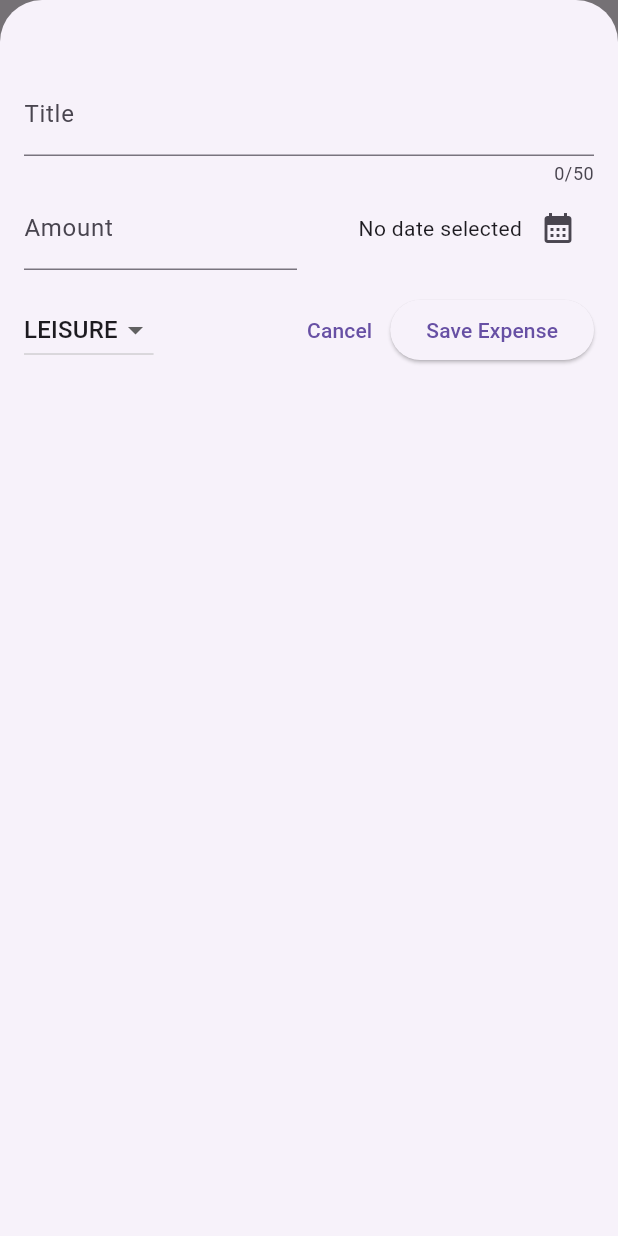
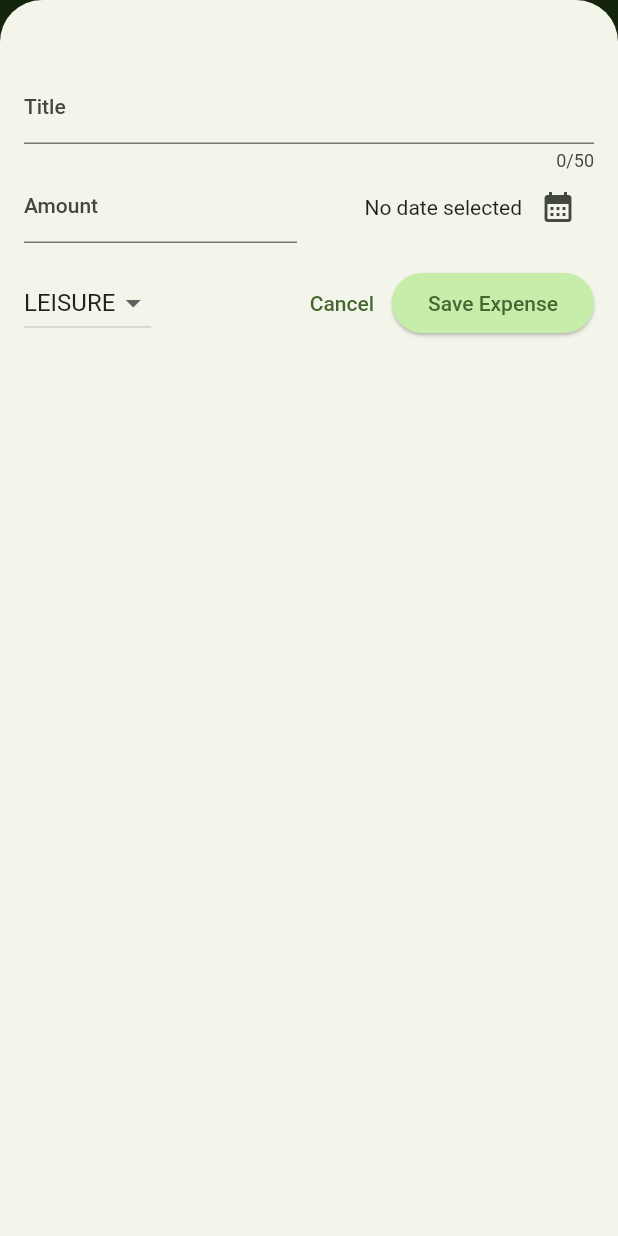
Before and after one commit to Passant-Hatem/spend_wise, a Flutter app: the screen it shows after launch, after a tap on the "add" icon, on a phone screen of 412 x 824 dp. Run offline on Flutter 3.47's test engine with Material 2 defaults, Android fonts, the phone set to English and light mode, and no system bars.

Commit message:
feat: light & dark theme

```diff
--- a/lib/main.dart
+++ b/lib/main.dart
@@ -2,9 +2,61 @@ import 'package:flutter/material.dart';
 
 import 'package:spend_wise/spend_wise_home.dart';
 
+var kColorScheme = ColorScheme.fromSeed(
+  seedColor: const Color.fromARGB(255, 133, 187, 101),
+);
+
+var kDarkColorScheme = ColorScheme.fromSeed(
+  brightness: Brightness.dark,
+  seedColor: const Color.fromARGB(255, 5, 99, 125),
+);
+
 void main() {
   runApp(MaterialApp(
-    theme: ThemeData(useMaterial3: true),
+    darkTheme: ThemeData.dark().copyWith(
+      useMaterial3: true,
+      colorScheme: kDarkColorScheme,
+      cardTheme: const CardTheme().copyWith(
+        color: kDarkColorScheme.secondaryContainer,
+        margin: const EdgeInsets.symmetric(
+          horizontal: 16,
+          vertical: 8,
+        ),
+      ),
+      elevatedButtonTheme: ElevatedButtonThemeData(
+        style: ElevatedButton.styleFrom(
+          backgroundColor: kDarkColorScheme.primaryContainer,
+          foregroundColor: kDarkColorScheme.onPrimaryContainer,
+        ),
+      ),
+    ),
+    theme: ThemeData().copyWith(
+      useMaterial3: true,
+      colorScheme: kColorScheme,
+      appBarTheme: const AppBarTheme().copyWith(
+        backgroundColor: kColorScheme.onPrimaryContainer,
+        foregroundColor: kColorScheme.primaryContainer,
+      ),
+      cardTheme: const CardTheme().copyWith(
+        color: kColorScheme.secondaryContainer,
+        margin: const EdgeInsets.symmetric(
+          horizontal: 16,
+          vertical: 8,
+        ),
+      ),
+      elevatedButtonTheme: ElevatedButtonThemeData(
+        style: ElevatedButton.styleFrom(
+          backgroundColor: kColorScheme.primaryContainer,
+        ),
+      ),
+      textTheme: ThemeData().textTheme.copyWith(
+            titleLarge: TextStyle(
+              fontWeight: FontWeight.bold,
+              color: kColorScheme.onSecondaryContainer,
+              fontSize: 16,
+            ),
+          ),
+    ),
     home: const SpendWiseHome(),
   ));
 }
--- a/lib/widgets/expense_item.dart
+++ /dev/null
@@ -1,27 +0,0 @@
-import 'package:flutter/cupertino.dart';
-import '../models/expense.dart';
-import 'expenses_list.dart';
-
-class ExpensesList extends StatelessWidget {
-  const ExpensesList(
-      {super.key, required this.expenses, required this.onRemoveExpense});
-
-  final List<Expense> expenses;
-  final void Function(Expense) onRemoveExpense;
-
-  @override
-  Widget build(BuildContext context) {
-    return ListView.builder(
-      itemCount: expenses.length,
-      itemBuilder: (ctx, index) => Dismissible(
-        key: ValueKey(expenses[index]),
-        onDismissed: (direction) {
-          onRemoveExpense(expenses[index]);
-        },
-        child: ExpenseItem(
-          expenses[index],
-        ),
-      ),
-    );
-  }
-}
--- /dev/null
+++ b/lib/widgets/expenses_item.dart
@@ -0,0 +1,43 @@
+import 'package:flutter/material.dart';
+
+import '../models/expense.dart';
+
+class ExpenseItem extends StatelessWidget {
+  const ExpenseItem(this.expense, {super.key});
+
+  final Expense expense;
+
+  @override
+  Widget build(BuildContext context) {
+    return Card(
+      child: Padding(
+        padding: const EdgeInsets.symmetric(
+          horizontal: 20,
+          vertical: 16,
+        ),
+        child: Column(
+          children: [
+            Text(
+              expense.title,
+              style: Theme.of(context).textTheme.titleLarge,
+            ),
+            const SizedBox(height: 4),
+            Row(
+              children: [
+                Text('\$${expense.amount.toStringAsFixed(2)}'),
+                const Spacer(),
+                Row(
+                  children: [
+                    Icon(categoryIcons[expense.category]),
+                    const SizedBox(width: 8),
+                    Text(expense.formattedDate),
+                  ],
+                ),
+              ],
+            ),
+          ],
+        ),
+      ),
+    );
+  }
+}
--- a/lib/widgets/expenses_list.dart
+++ b/lib/widgets/expenses_list.dart
@@ -1,38 +1,30 @@
 import 'package:flutter/material.dart';
+import '../models/expense.dart';
+import 'expenses_item.dart';
 
-import '../models/expense.dart';
+class ExpensesList extends StatelessWidget {
+  const ExpensesList(
+      {super.key, required this.expenses, required this.onRemoveExpense});
 
-class ExpenseItem extends StatelessWidget {
-  const ExpenseItem(this.expense, {super.key});
-
-  final Expense expense;
+  final List<Expense> expenses;
+  final void Function(Expense) onRemoveExpense;
 
   @override
   Widget build(BuildContext context) {
-    return Card(
-      child: Padding(
-        padding: const EdgeInsets.symmetric(
-          horizontal: 20,
-          vertical: 16,
-        ),
-        child: Column(
-          children: [
-            Text(expense.title),
-            const SizedBox(height: 4),
-            Row(
-              children: [
-                Text('\$${expense.amount.toStringAsFixed(2)}'),
-                const Spacer(),
-                Row(
-                  children: [
-                    Icon(categoryIcons[expense.category]),
-                    const SizedBox(width: 8),
-                    Text(expense.formattedDate),
-                  ],
-                ),
-              ],
-            ),
-          ],
+    return ListView.builder(
+      itemCount: expenses.length,
+      itemBuilder: (ctx, index) => Dismissible(
+        key: ValueKey(expenses[index]),
+        background: Container(
+            color: Theme.of(context).colorScheme.error,
+            margin: EdgeInsets.symmetric(
+              horizontal: Theme.of(context).cardTheme.margin!.horizontal,
+            )),
+        onDismissed: (direction) {
+          onRemoveExpense(expenses[index]);
+        },
+        child: ExpenseItem(
+          expenses[index],
         ),
       ),
     );
```
Also changed, not shown: lib/spend_wise_home.dart (+3 -4 lines).
